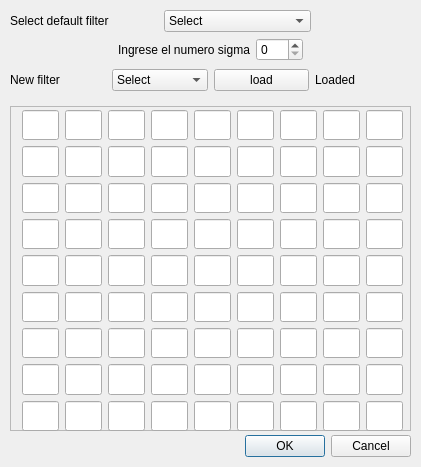
dejuata/ConvertirdorRGB, file settingsfilter.ui: the form before one commit.
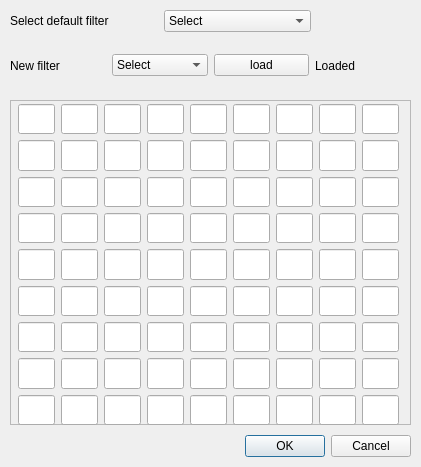
The form after the commit.

The edit to the form file:
```diff
--- a/settingsfilter.ui
+++ b/settingsfilter.ui
@@ -33,7 +33,7 @@
    <property name="geometry">
     <rect>
      <x>10</x>
-     <y>106</y>
+     <y>100</y>
      <width>401</width>
      <height>325</height>
     </rect>
@@ -47,7 +47,7 @@
    <widget class="QWidget" name="layoutWidget_2">
     <property name="geometry">
      <rect>
-      <x>12</x>
+      <x>8</x>
       <y>4</y>
       <width>381</width>
       <height>321</height>
@@ -2169,50 +2169,6 @@
       </item>
      </layout>
     </item>
-    <item>
-     <layout class="QHBoxLayout" name="options">
-      <item>
-       <spacer name="horizontalSpacer_2">
-        <property name="orientation">
-         <enum>Qt::Horizontal</enum>
-        </property>
-        <property name="sizeHint" stdset="0">
-         <size>
-          <width>40</width>
-          <height>20</height>
-         </size>
-        </property>
-       </spacer>
-      </item>
-      <item>
-       <widget class="QLabel" name="optionsLabel">
-        <property name="text">
-         <string>Ingrese el numero sigma</string>
-        </property>
-       </widget>
-      </item>
-      <item>
-       <widget class="QSpinBox" name="optionsNumber">
-        <property name="maximum">
-         <number>255</number>
-        </property>
-       </widget>
-      </item>
-      <item>
-       <spacer name="horizontalSpacer_3">
-        <property name="orientation">
-         <enum>Qt::Horizontal</enum>
-        </property>
-        <property name="sizeHint" stdset="0">
-         <size>
-          <width>40</width>
-          <height>20</height>
-         </size>
-        </property>
-       </spacer>
-      </item>
-     </layout>
-    </item>
     <item>
      <layout class="QHBoxLayout" name="horizontalLayout">
       <item>
```
Left out of the diff: 27 changed lines with no effect on the pictures.
